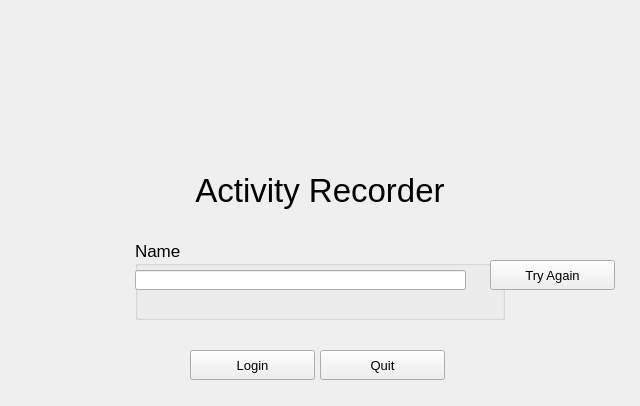
First picture: the form in gui/login.ui, repository rgsl888/data_collection, before the edit.
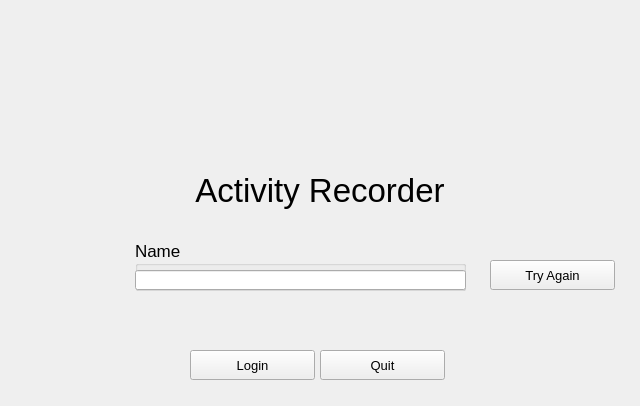
Second picture: the form after the edit. Icons and pictures are not drawn.

The edit to the form file:
```diff
--- a/gui/login.ui
+++ b/gui/login.ui
@@ -46,8 +46,8 @@
     <rect>
      <x>135</x>
      <y>240</y>
-     <width>370</width>
-     <height>80</height>
+     <width>331</width>
+     <height>51</height>
     </rect>
    </property>
    <property name="font">
```
